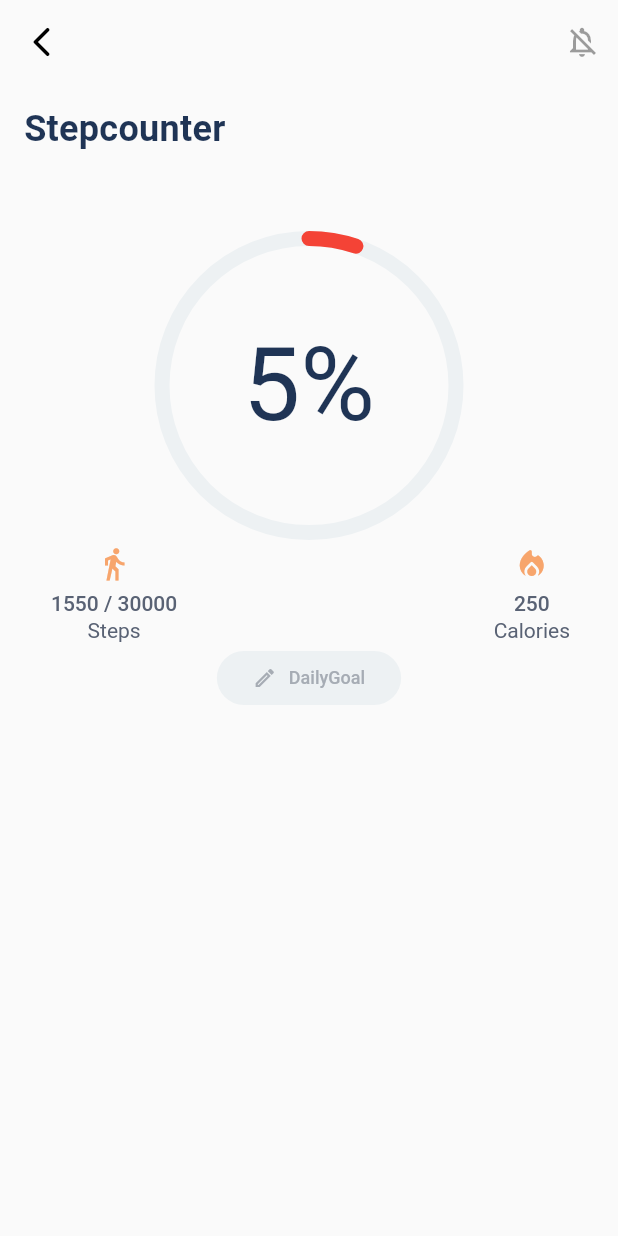
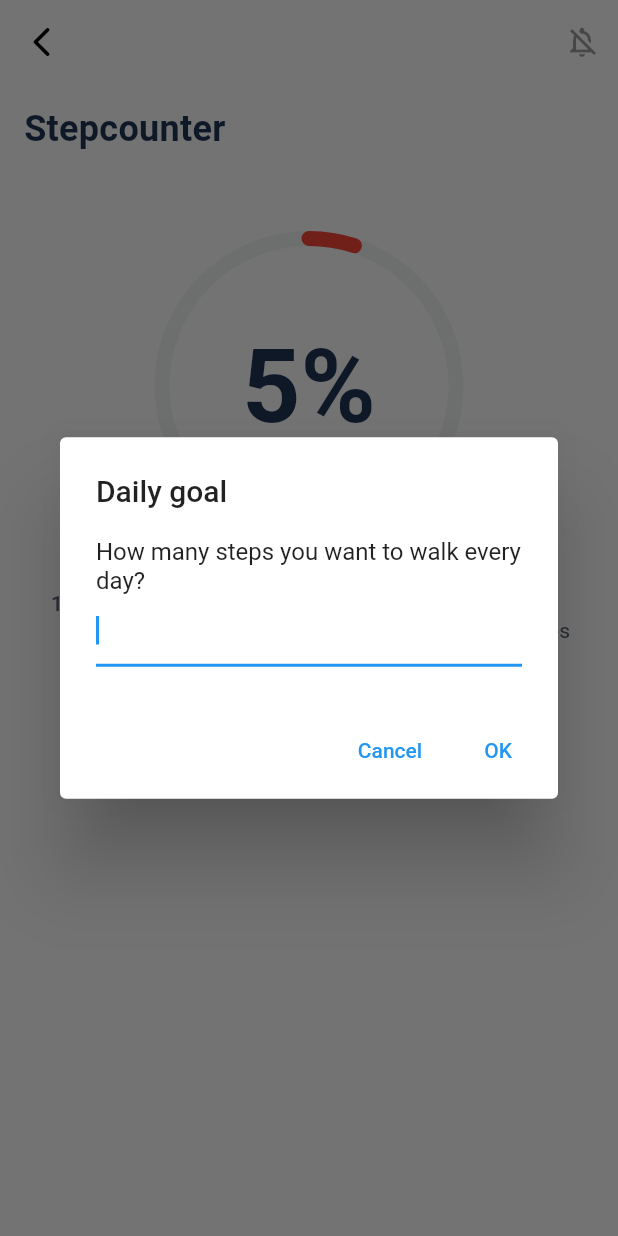
Before and after one commit to Defuera/assignment, a Flutter app: the screen it shows after launch, after a tap on "DailyGoal", on a phone screen of 412 x 824 dp. Run offline on Flutter 3.47's test engine with Material 2 defaults, Android fonts, the phone set to English and light mode, and no system bars; drawn by our look-alikes of percent_indicator; our stand-ins replace flutter_bloc, get_it, shared_preferences.

Commit message:
Improve Counter text resizing

```diff
--- a/lib/feature/home_bloc.dart
+++ b/lib/feature/home_bloc.dart
@@ -19,8 +19,16 @@ class HomeBloc extends Bloc<HomeEvent, HomeState> {
       final stepsWalked = await _healthKit.steps;
       final burnedCalories = await _healthKit.burnedCalories;
 
-      final goalPercentage = stepsWalked / goal;
+      final goalPercentage = _calculatePercentage(stepsWalked, goal);
       yield HomeState.ready(goalPercentage, goal, stepsWalked, burnedCalories);
+    } else if (event is OnDailyGoalSet) {
+      _prefs.setStepsGoal(event.stepsCount);
+      yield state.copyWith(
+          stepsGoal: event.stepsCount,
+          goalPercentage: _calculatePercentage(state.stepsWalked, event.stepsCount)
+      );
     }
   }
+
+  int _calculatePercentage(int stepsWalked, int goal) => (stepsWalked / goal * 100).toInt();
 }
--- a/lib/feature/home_model.dart
+++ b/lib/feature/home_model.dart
@@ -1,23 +1,17 @@
 abstract class HomeEvent {}
-
-abstract class _Event extends HomeEvent {}
 
 class Init extends HomeEvent {}
 
-class SelectMovie extends _Event {}
+class OnDailyGoalSet extends HomeEvent {
+  final int stepsCount;
 
-class CreateMovie extends HomeEvent {
-  final String name;
-
-  CreateMovie(this.name);
+  OnDailyGoalSet(this.stepsCount);
 }
-
-class EditMovie extends _Event {}
 
 class HomeState {
   final bool isLoading;
 
-  final double goalPercentage;
+  final int goalPercentage;
   final int stepsGoal;
   final int stepsWalked;
   final int burnedCalories;
@@ -27,7 +21,7 @@ class HomeState {
   factory HomeState.loading() => HomeState._(isLoading: true);
 
   factory HomeState.ready(
-    double goalPercentage,
+    int goalPercentage,
     int stepsGoal,
     int stepsWalked,
     int burnedCalories,
@@ -39,11 +33,18 @@ class HomeState {
         stepsWalked: stepsWalked,
         burnedCalories: burnedCalories,
       );
-//
-// HomeState copyWith({List<String> movies, int selectedMovieId}) => HomeState._(
-//       isLoading: isLoading ?? this.isLoading,
-//       movies: movies ?? this.movies,
-//       isCreatorMode: isCreatorMode ?? this.isCreatorMode,
-//       selectedMovieId: selectedMovieId ?? this.selectedMovieId,
-//     );
+
+  HomeState copyWith({
+    int goalPercentage,
+    int stepsGoal,
+    int stepsWalked,
+    int burnedCalories,
+  }) =>
+      HomeState._(
+        isLoading: isLoading ?? this.isLoading,
+        goalPercentage: goalPercentage ?? this.goalPercentage,
+        stepsGoal: stepsGoal ?? this.stepsGoal,
+        stepsWalked: stepsWalked ?? this.stepsWalked,
+        burnedCalories: burnedCalories ?? this.burnedCalories,
+      );
 }
--- a/lib/feature/home_screen.dart
+++ b/lib/feature/home_screen.dart
@@ -1,7 +1,10 @@
+import 'dart:math';
+
 import 'package:fastic_demo/feature/home_bloc.dart';
 import 'package:fastic_demo/feature/home_model.dart';
 import 'package:fastic_demo/theme/fastic_colors.dart';
 import 'package:flutter/material.dart';
+import 'package:flutter/services.dart';
 import 'package:flutter_bloc/flutter_bloc.dart';
 import 'package:percent_indicator/circular_percent_indicator.dart';
 
@@ -15,8 +18,6 @@ class HomeScreen extends StatefulWidget {
 class _HomeScreenState extends State<HomeScreen> {
   final _bloc = HomeBloc();
 
-  // final AppPrefs _prefs = GetIt.instance.get();
-
   @override
   void dispose() {
     super.dispose();
@@ -25,18 +26,12 @@ class _HomeScreenState extends State<HomeScreen> {
 
   @override
   Widget build(BuildContext context) => Scaffold(
-        // backgroundColor: Colors.transparent,
+        resizeToAvoidBottomInset: false,
         appBar: AppBar(
           leading: Icon(Icons.arrow_back_ios_rounded),
-          // titleText: 'Home',
           actions: [
             IconButton(
               icon: Icon(Icons.notifications_off_outlined),
-              // onPressed: () => showNameDialog(
-              //   context: context,
-              //   titleText: 'New Movie',
-              //   onNameInput: (name) => _bloc.add(CreateMovie(name)),
-              // ),
             )
           ],
         ),
@@ -52,7 +47,10 @@ class _HomeScreenState extends State<HomeScreen> {
                           alignment: Alignment.centerLeft,
                           child: Text(
                             'Stepcounter',
-                            style: Theme.of(context).textTheme.headline5.copyWith(fontWeight: FontWeight.w600, letterSpacing: 0.2, color: FasticColors.darkBlue),
+                            style: Theme.of(context)
+                                .textTheme
+                                .headline5
+                                .copyWith(fontWeight: FontWeight.w600, letterSpacing: 0.2, color: FasticColors.darkBlue),
                           ),
                         ),
                         Padding(
@@ -74,15 +72,54 @@ class _HomeScreenState extends State<HomeScreen> {
                             ),
                           ],
                         ),
-                        _DailyGoalButton(onPressed: () {}),
+                        Padding(padding: const EdgeInsets.only(top: 16.0)),
+                        _DailyGoalButton(onPressed: () => _showDailyGoalDialog(context)),
                       ],
                     ),
                   )),
       );
+
+  void _showDailyGoalDialog(BuildContext context) {
+    final controller = TextEditingController();
+    showDialog(
+        context: context,
+        child: AlertDialog(
+          title: Text('Daily goal'),
+          content: Column(
+            mainAxisSize: MainAxisSize.min,
+            children: [
+              Text('How many steps you want to walk every day?'),
+              TextField(
+                autofocus: true,
+                controller: controller,
+                keyboardType: TextInputType.number,
+                maxLength: 6,
+                maxLengthEnforced: true,
+                decoration: InputDecoration(
+                  counterText: '',
+                ),
+                inputFormatters: [
+                  FilteringTextInputFormatter.allow(RegExp("[0-9]")),
+                ],
+              )
+            ],
+          ),
+          actions: [
+            TextButton(onPressed: () => Navigator.of(context).pop(), child: Text('Cancel')),
+            TextButton(
+              onPressed: () {
+                Navigator.of(context).pop();
+                _bloc.add(OnDailyGoalSet(int.parse(controller.text)));
+              },
+              child: Text('OK'),
+            )
+          ],
+        ));
+  }
 }
 
 class _StepsProgressIndicator extends StatelessWidget {
-  final double percent;
+  final int percent;
 
   _StepsProgressIndicator(this.percent);
 
@@ -91,9 +128,18 @@ class _StepsProgressIndicator extends StatelessWidget {
     return Stack(
       alignment: Alignment.center,
       children: [
-        Text(
-          '${(percent * 100).toInt()}%', //todo calculate in bloc
-          style: TextStyle(fontSize: 68, color: FasticColors.darkBlue),
+        Positioned.fill(
+          // flex: 1,
+          child: FittedBox(
+            fit: BoxFit.fitWidth,
+            child: Padding(
+              padding: const EdgeInsets.all(12.0),
+              child: Text(
+                '$percent%',
+                style: TextStyle(color: FasticColors.darkBlue, fontWeight: FontWeight.bold),
+              ),
+            ),
+          ),
         ),
         CircularPercentIndicator(
           animationDuration: 200,
@@ -102,7 +148,7 @@ class _StepsProgressIndicator extends StatelessWidget {
           animation: true,
           circularStrokeCap: CircularStrokeCap.round,
           radius: MediaQuery.of(context).size.width / 2,
-          percent: percent,
+          percent: min(percent / 100, 1),
         ),
       ],
     );
```
